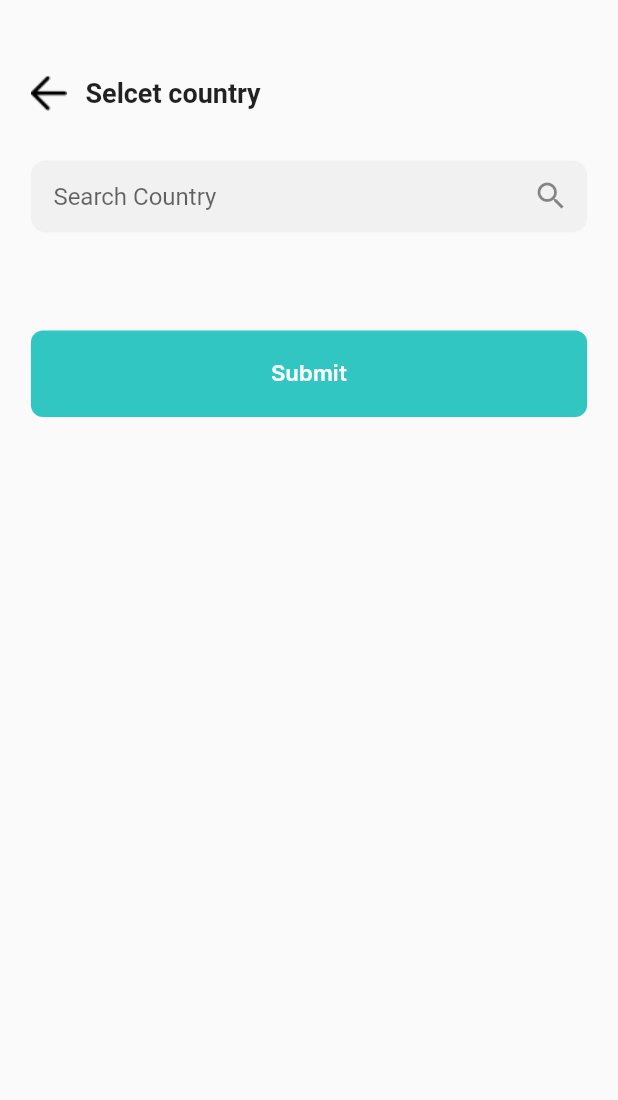
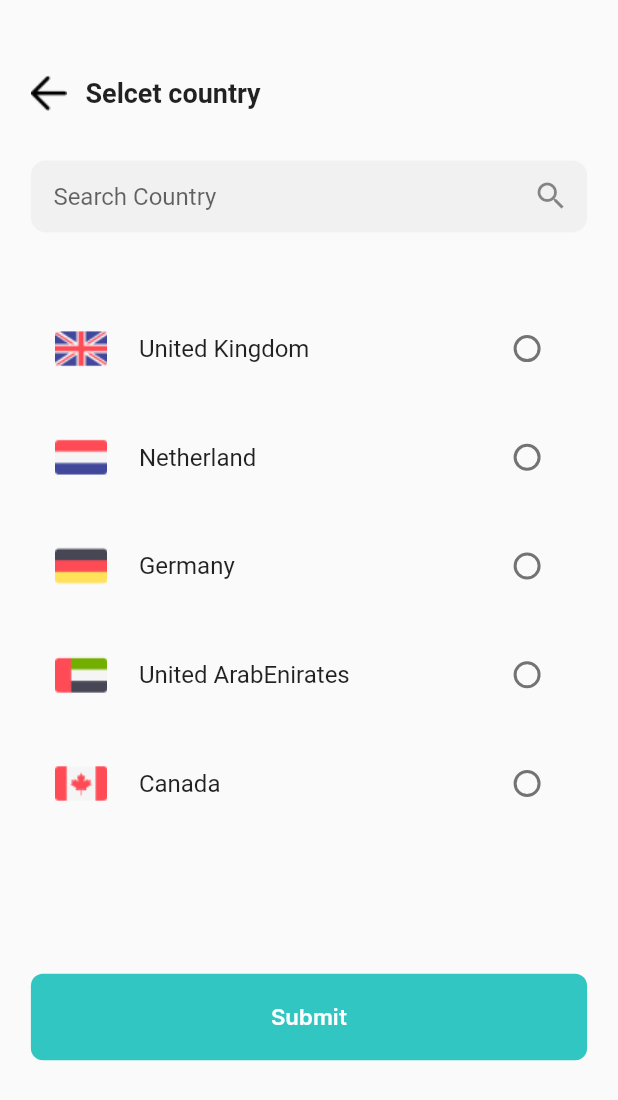
Before and after one commit to flutterdeve11/ImraAppUi, a Flutter app: the SelectCountryScreen screen opened directly, on a phone screen of 412 x 824 dp. Shown: the top 1100 px of the screen. Run offline on Flutter 3.47's test engine with Material 2 defaults, Android fonts, the light colour scheme and no system bars; our stand-ins replace csc_picker, dio, dotted_border, flutter_svg, flutter_xlider, geocoding and 12 more; missing offline and left inert: country_flags, country_icons, expand_tap_area; accounts and stored records are empty.

Commit message:
update some screen

```diff
--- a/lib/UI/Facilities/select_county_screen.dart
+++ b/lib/UI/Facilities/select_county_screen.dart
@@ -17,9 +17,11 @@ import '../../Widgets/page_horizontal_margin.dart';
 import '../../Widgets/text_widget.dart';
 import '../../Widgets/textfiled_widget.dart';
 import '../../app/locator.dart';
+import '../createprofilescreen/profile_screen1.dart';
 import '../profilescreen/edit_user_profile_screen2.dart';
 import 'filter_screen.dart';
 import 'package:country_icons/country_icons.dart';
+
 class SelectCountryScreen extends StatefulWidget {
   const SelectCountryScreen({Key? key}) : super(key: key);
 
@@ -63,7 +65,6 @@ class _SelectCountryScreenState extends State<SelectCountryScreen> {
                   PageHorizontalMargin(
                     widget: Column(
                       children: <Widget>[
-
                         // Center(
                         //   child: CountryFlag.fromCountryCode(
                         //     'ES',
@@ -142,7 +143,7 @@ class _SelectCountryScreenState extends State<SelectCountryScreen> {
                         //   // countryFilter: ["United States", "Canada", "Mexico"],
                         // ),
 
-                        Text(countryValue),
+                        // Text(countryValue),
                         // CSCPicker(
                         //   showStates: true,
                         //   showCities: true,
@@ -181,6 +182,7 @@ class _SelectCountryScreenState extends State<SelectCountryScreen> {
                         //   ),
                         // ),
                         // //2
+                        // Text(selectedOption.toString()),
                         // ListTile(
                         //   title: const Text('Australia'),
                         //   leading: Image.asset(ImageUtils.australia),
@@ -229,95 +231,95 @@ class _SelectCountryScreenState extends State<SelectCountryScreen> {
                         SizedBox(
                           height: 2.h,
                         ),
-                        // ListTile(
-                        //   title: const Text('United Kingdom'),
-                        //   leading: Image.asset(ImageUtils.uk),
-                        //   trailing: Radio<int>(
-                        //     value: 3,
-                        //     groupValue: selectedOption,
-                        //     onChanged: (int? value) {
-                        //       setState(() {
-                        //         selectedOption = value!;
-                        //         // print("Selected Option: $selectedOption");
-                        //       });
-                        //     },
-                        //   ),
-                        // ),
-                        // SizedBox(
-                        //   height: 2.h,
-                        // ),
-                        // ListTile(
-                        //   title: const Text('Netherland'),
-                        //   leading: Image.asset(ImageUtils.netherland),
-                        //   trailing: Radio<int>(
-                        //     value: 4,
-                        //     groupValue: selectedOption,
-                        //     onChanged: (int? value) {
-                        //       setState(() {
-                        //         selectedOption = value!;
-                        //         // print("Selected Option: $selectedOption");
-                        //       });
-                        //     },
-                        //   ),
-                        // ),
-                        // SizedBox(
-                        //   height: 2.h,
-                        // ),
-                        // ListTile(
-                        //   title: const Text('Germany'),
-                        //   leading: Image.asset(ImageUtils.germany),
-                        //   trailing: Radio<int>(
-                        //     value: 5,
-                        //     groupValue: selectedOption,
-                        //     onChanged: (int? value) {
-                        //       setState(() {
-                        //         selectedOption = value!;
-                        //         // print("Selected Option: $selectedOption");
-                        //       });
-                        //     },
-                        //   ),
-                        // ),
-                        // SizedBox(
-                        //   height: 2.h,
-                        // ),
-                        // ListTile(
-                        //   title: const Text('United ArabEnirates'),
-                        //   leading: Image.asset(ImageUtils.flagimg),
-                        //   trailing: Radio<int>(
-                        //     value: 6,
-                        //     groupValue: selectedOption,
-                        //     onChanged: (int? value) {
-                        //       setState(() {
-                        //         selectedOption = value!;
-                        //         // print("Selected Option: $selectedOption");
-                        //       });
-                        //     },
-                        //   ),
-                        // ),
-                        // SizedBox(
-                        //   height: 2.h,
-                        // ),
-                        // ListTile(
-                        //   title: const Text('Canada'),
-                        //   leading: Image.asset(ImageUtils.canada),
-                        //   trailing: Radio<int>(
-                        //     value: 7,
-                        //     groupValue: selectedOption,
-                        //     onChanged: (int? value) {
-                        //       setState(() {
-                        //         selectedOption = value!;
-                        //         // print("Selected Option: $selectedOption");
-                        //       });
-                        //     },
-                        //   ),
-                        // ),
-                        // SizedBox(
-                        //   height: 2.h,
-                        // ),
-                        //
-                        // SizedBox(
-                        //   height: 10.h,
-                        // ),
+                        ListTile(
+                          title: const Text('United Kingdom'),
+                          leading: Image.asset(ImageUtils.uk),
+                          trailing: Radio<int>(
+                            value: 3,
+                            groupValue: selectedOption,
+                            onChanged: (int? value) {
+                              setState(() {
+                                selectedOption = value!;
+                                // print("Selected Option: $selectedOption");
+                              });
+                            },
+                          ),
+                        ),
+                        SizedBox(
+                          height: 2.h,
+                        ),
+                        ListTile(
+                          title: const Text('Netherland'),
+                          leading: Image.asset(ImageUtils.netherland),
+                          trailing: Radio<int>(
+                            value: 4,
+                            groupValue: selectedOption,
+                            onChanged: (int? value) {
+                              setState(() {
+                                selectedOption = value!;
+                                // print("Selected Option: $selectedOption");
+                              });
+                            },
+                          ),
+                        ),
+                        SizedBox(
+                          height: 2.h,
+                        ),
+                        ListTile(
+                          title: const Text('Germany'),
+                          leading: Image.asset(ImageUtils.germany),
+                          trailing: Radio<int>(
+                            value: 5,
+                            groupValue: selectedOption,
+                            onChanged: (int? value) {
+                              setState(() {
+                                selectedOption = value!;
+                                // print("Selected Option: $selectedOption");
+                              });
+                            },
+                          ),
+                        ),
+                        SizedBox(
+                          height: 2.h,
+                        ),
+                        ListTile(
+                          title: const Text('United ArabEnirates'),
+                          leading: Image.asset(ImageUtils.flagimg),
+                          trailing: Radio<int>(
+                            value: 6,
+                            groupValue: selectedOption,
+                            onChanged: (int? value) {
+                              setState(() {
+                                selectedOption = value!;
+                                // print("Selected Option: $selectedOption");
+                              });
+                            },
+                          ),
+                        ),
+                        SizedBox(
+                          height: 2.h,
+                        ),
+                        ListTile(
+                          title: const Text('Canada'),
+                          leading: Image.asset(ImageUtils.canada),
+                          trailing: Radio<int>(
+                            value: 7,
+                            groupValue: selectedOption,
+                            onChanged: (int? value) {
+                              setState(() {
+                                selectedOption = value!;
+                                // print("Selected Option: $selectedOption");
+                              });
+                            },
+                          ),
+                        ),
+                        SizedBox(
+                          height: 2.h,
+                        ),
+
+                        SizedBox(
+                          height: 10.h,
+                        ),
                         Container(
                           decoration: const BoxDecoration(
                             shape: BoxShape.rectangle,
@@ -337,11 +339,14 @@ class _SelectCountryScreenState extends State<SelectCountryScreen> {
                               shape: RoundedRectangleBorder(
                                   borderRadius: BorderRadius.circular(25)),
                               onPressed: () {
-                                // Navigator.push(
-                                //     context,
-                                //     PageTransition(
-                                //         type: PageTransitionType.fade,
-                                //         child: EditUserProfileScreen2()));
+                                Navigator.push(
+                                    context,
+                                    PageTransition(
+                                        type: PageTransitionType.fade,
+                                        child: ProfileScreen1()
+                                        //EditUserProfileScreen2()
+
+                                        ));
                               },
                               child: Text(
                                 "Submit",
--- a/lib/UI/Home/home_map_view_screen.dart
+++ b/lib/UI/Home/home_map_view_screen.dart
@@ -70,7 +70,7 @@ class _HomeMapViewScreenState extends State<HomeMapViewScreen> {
                                         type: PageTransitionType.fade,
                                         child: UserProfileScreen1()));
                               },
-                              child: Image.network(
+                              child: Image.asset(
                                 // model.avatar.toString(),
                                 ImageUtils.personimg,
                                 width: 10.w,
--- a/lib/UI/createprofilescreen/my_routine_screen.dart
+++ b/lib/UI/createprofilescreen/my_routine_screen.dart
@@ -14,6 +14,7 @@ import '../../Widgets/text_widget.dart';
 import '../../Widgets/textfiled_widget.dart';
 import '../../app/locator.dart';
 import '../Home/location_confirm_screen.dart';
+import '../Home/location_screen.dart';
 import '../profilescreen/user_profile_screen1.dart';
 import '../questionnaire/questionnaire_screen1.dart';
 import '../questionnaire/questionnaire_screen2.dart';
@@ -549,7 +550,10 @@ class MyRoutineScreen extends StatelessWidget {
                                           context,
                                           PageTransition(
                                               type: PageTransitionType.fade,
-                                              child: LocationsConfirmScreen()));
+                                              child: locationScreen()
+                                              // LocationsConfirmScreen()
+
+                                              ));
                                     },
                                     child: Text(
                                       "Continue",
```
Also changed, not shown: lib/UI/createprofilescreen/profile_screen1.dart (+51 -44 lines), lib/UI/createprofilescreen/profile_screen2.dart (+4 -4 lines), lib/UI/createprofilescreen/profile_screen3.dart (+4 -4 lines), lib/UI/documents/add_document_screen.dart (+27 -22 lines), lib/ViewModels/main_view_model.dart (+14 -10 lines).
